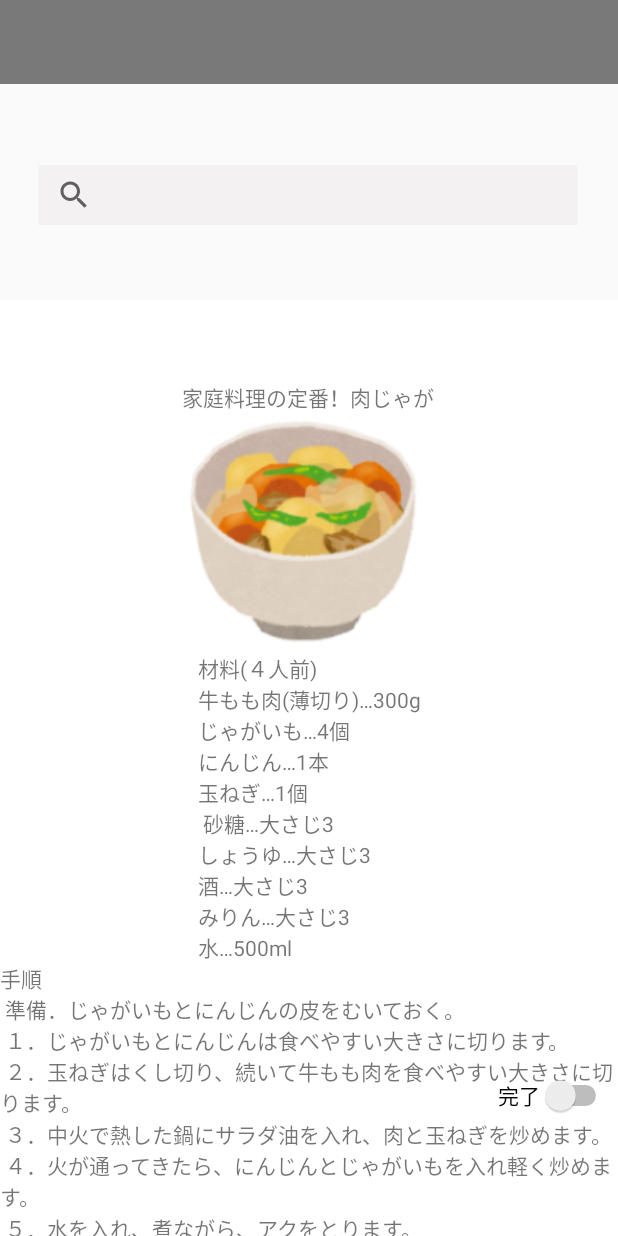
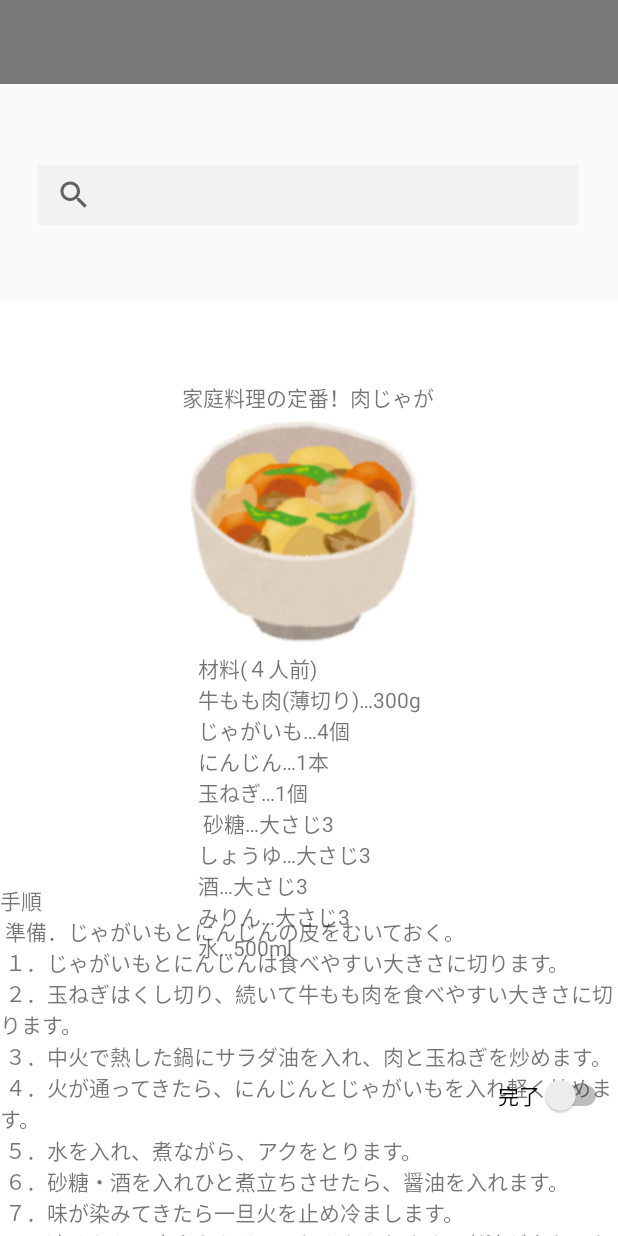
Before and after one commit to fresh3001/Tabemane, an Android app: the Recipe02Activity screen opened directly, with no data from a screen before it, on a phone screen of 412 x 824 dp. Run offline under Robolectric (Android 15) with nearby library versions, the light colour scheme and no system bars.

Commit message:
4th commit 安達

```diff
--- a/app/src/main/res/layout/activity_recipe02.xml
+++ b/app/src/main/res/layout/activity_recipe02.xml
@@ -167,6 +167,7 @@
         android:layout_marginEnd="128dp"
         android:layout_marginRight="128dp"
         android:text="@string/recipe_make"
+        app:layout_constraintBottom_toBottomOf="parent"
         app:layout_constraintEnd_toEndOf="parent"
         app:layout_constraintStart_toStartOf="parent"
         app:layout_constraintTop_toBottomOf="@+id/material" />
```
